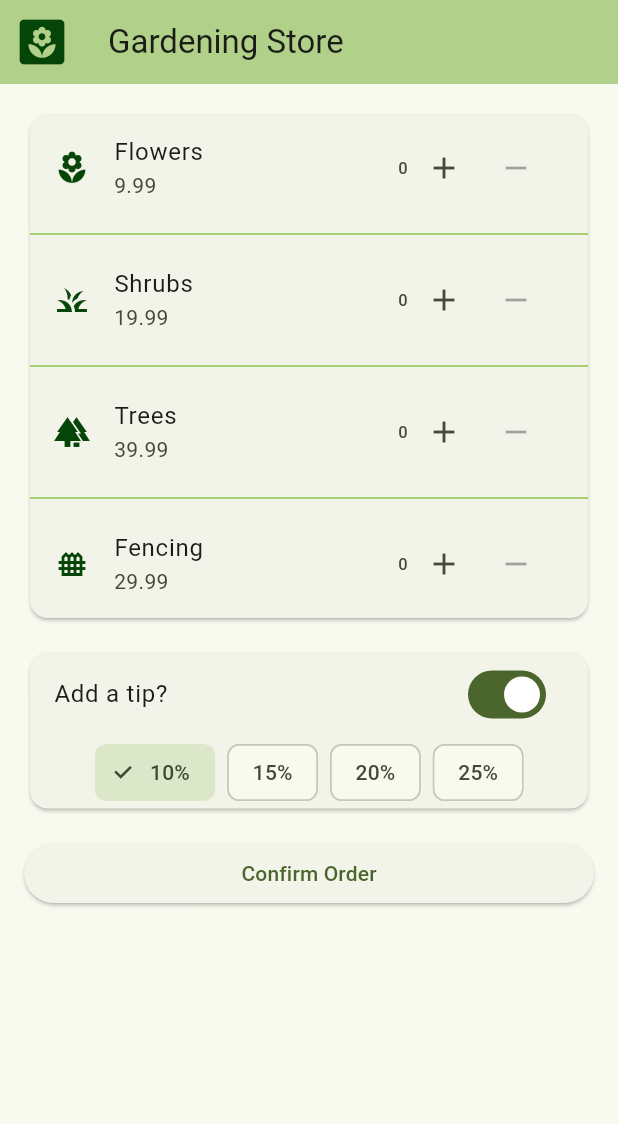
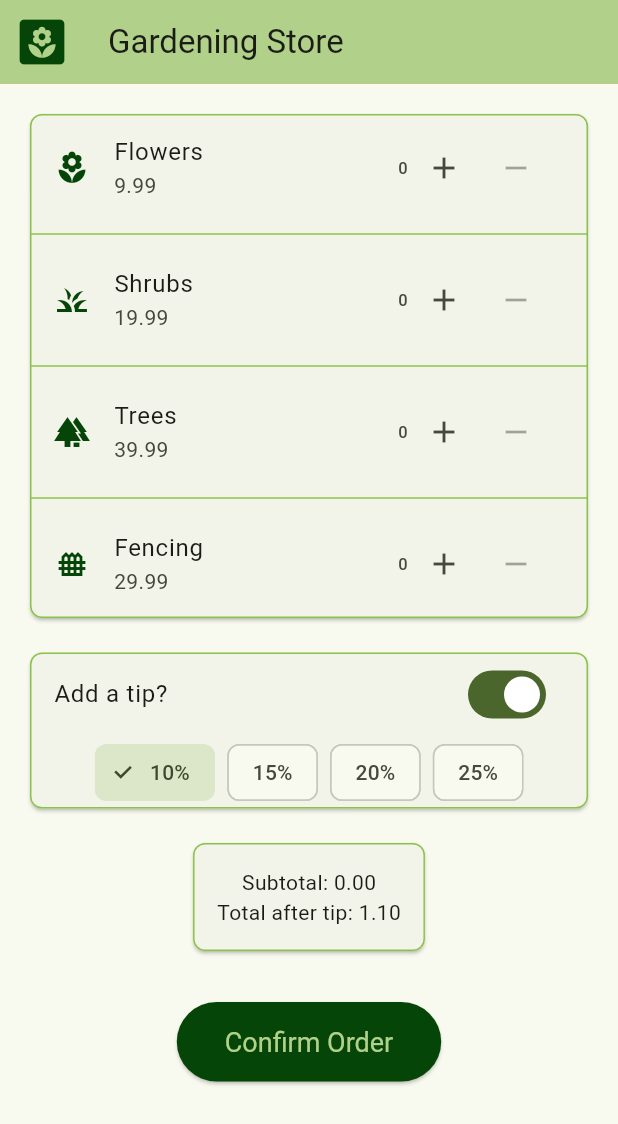
Before and after one commit to isabellahodge/InteractiveOrderingApp, a Flutter app: the screen it shows after launch, after a tap on "Add a tip?", on a phone screen of 412 x 824 dp. Shown: the top 1124 px of the screen. Run offline on Flutter 3.47's test engine with Material 3 defaults, Android fonts, the light colour scheme and no system bars.

Commit message:
add tip callback, display total cost, clean up design

```diff
--- a/orderingapp/lib/main.dart
+++ b/orderingapp/lib/main.dart
@@ -55,7 +55,8 @@ class ActionItem extends StatelessWidget {
 }
 
 class TipSelector extends StatefulWidget {
-  const TipSelector({super.key});
+  final void Function(bool addTip, int selectedTip) onTipChange;
+  const TipSelector({super.key, required this.onTipChange});
 
   @override
   State<TipSelector> createState() => _TipSelectorState();
@@ -77,6 +78,7 @@ class _TipSelectorState extends State<TipSelector> {
             setState(() {
               addTip = value;
             });
+            widget.onTipChange(addTip, selectedTip);
           }),
 
           if (addTip)
@@ -90,6 +92,7 @@ class _TipSelectorState extends State<TipSelector> {
                     setState(() {
                       selectedTip = tip;
                     });
+                    widget.onTipChange(addTip, tip);
                   },
                 );
               }).toList(),
@@ -99,12 +102,48 @@ class _TipSelectorState extends State<TipSelector> {
   }
 }
 
+class ViewTotal extends StatelessWidget {
+  final double subtotal;
+  final double total;
+  const ViewTotal({super.key, required this.subtotal, required this.total});
+
+  @override
+  Widget build(BuildContext context) {
+    return Column(
+      children: [
+        Card(
+          shape: RoundedRectangleBorder(
+            borderRadius: BorderRadius.circular(8),
+            side: BorderSide(color: Colors.lightGreen, width: 1),
+          ),
+          child: Padding(
+            padding: EdgeInsets.all(16),
+            child: Column(
+              children: [
+                Text("Subtotal: ${subtotal.toStringAsFixed(2)}"),
+                Text("Total after tip: ${total.toStringAsFixed(2)}"),
+              ],
+            )
+          )
+        )
+      ]
+    );
+  }
+}
+
 class ConfirmSelection extends StatelessWidget {
   const ConfirmSelection({super.key});
 
   @override
   Widget build(BuildContext context) {
-    return ElevatedButton(
+    return Center(
+      child: ElevatedButton(
+        style: ElevatedButton.styleFrom(
+          backgroundColor: const Color.fromARGB(255, 5, 69, 7),
+          foregroundColor: Theme.of(context).colorScheme.inversePrimary,
+          padding: EdgeInsets.symmetric(horizontal: 32, vertical: 16),
+          textStyle: TextStyle(fontSize: 18),
+        ),
         onPressed: () {
           showDialog(
             context: context,
@@ -124,6 +163,7 @@ class ConfirmSelection extends StatelessWidget {
           );
         },
         child: Text("Confirm Order")
+      )
     );
   }
 }
@@ -156,12 +196,31 @@ class MyHomePage extends StatefulWidget {
 }
 
 class _MyHomePageState extends State<MyHomePage> {
+  bool tipIncluded = false;
+  int tipAmount = 10;
   final List gardenItems = [
     {'icon': Icons.local_florist, 'name': 'Flowers', 'price': 9.99, 'quantity': 0},
     {'icon': Icons.grass, 'name': 'Shrubs', 'price': 19.99, 'quantity': 0},
     {'icon': Icons.forest, 'name': 'Trees', 'price': 39.99, 'quantity': 0},
     {'icon': Icons.fence, 'name': 'Fencing', 'price': 29.99, 'quantity': 0},
   ];
+
+
+  var subtotalPrice = (List gardenItems) {
+    double subtotal = 0;
+    for (var item in gardenItems) {
+      subtotal += item['price'] * item['quantity'];
+    }
+    return subtotal;
+  };
+
+  var totalPrice = (double subtotal, bool tipIncluded, int tipAmount) {
+    double total = subtotal;
+    if (tipIncluded) {
+      total += 1 + (tipAmount / 100);
+    }
+    return total;
+  };
 
   @override
   Widget build(BuildContext context) {
@@ -180,6 +239,10 @@ class _MyHomePageState extends State<MyHomePage> {
         child: ListView(
           children: [
             Card(
+              shape: RoundedRectangleBorder(
+                borderRadius: BorderRadius.circular(8),
+                side: BorderSide(color: Colors.lightGreen, width: 1),
+              ),
               child: Column(
                 children: [
                   for (int i = 0; i < gardenItems.length; i++) ...[
@@ -191,7 +254,7 @@ class _MyHomePageState extends State<MyHomePage> {
                       onAdd: () => setState(() => gardenItems[i]['quantity']++),
                       onRemove: () => setState(() => gardenItems[i]['quantity']--),
                     ),
-                    if (i < gardenItems.length -1)
+                    if (i < gardenItems.length - 1)
                       Divider(
                         color: Colors.lightGreen,
                         thickness: 1
@@ -200,11 +263,28 @@ class _MyHomePageState extends State<MyHomePage> {
                 ],
               ),
             ),
-            SizedBox(height: 15),
+            SizedBox(height: 15,
+            ),
             Card(
-              child: TipSelector()
+              shape: RoundedRectangleBorder(
+                borderRadius: BorderRadius.circular(8),
+                side: BorderSide(color: Colors.lightGreen, width: 1),
+              ),
+              child: TipSelector(
+                onTipChange: (addTip, selectedTip) {
+                  setState(() {
+                    tipIncluded = addTip;
+                    tipAmount = selectedTip;
+                  });
+                },
+              )
             ),
             SizedBox(height: 15),
+            ViewTotal(
+              subtotal: subtotalPrice(gardenItems),
+              total: totalPrice(subtotalPrice(gardenItems), tipIncluded, tipAmount)
+            ),
+            SizedBox(height: 30),
             ConfirmSelection(),
           ]
         )
```
Lines whose indentation alone changed are shown as unchanged.
